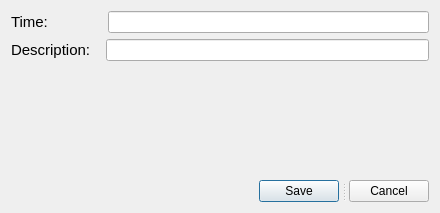
First picture: the form in Calendar/eventedit.ui, repository lupuionut/egui-qt-calendar, before the edit.
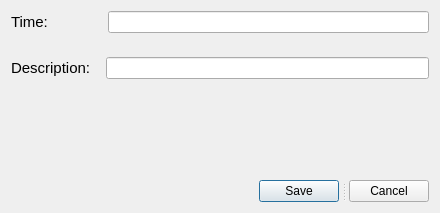
Second picture: the form after the edit.

Diff of the .ui file:
```diff
--- a/Calendar/eventedit.ui
+++ b/Calendar/eventedit.ui
@@ -17,6 +17,9 @@
    <bool>false</bool>
   </property>
   <layout class="QVBoxLayout" name="verticalLayout">
+   <property name="spacing">
+    <number>24</number>
+   </property>
    <item>
     <layout class="QHBoxLayout" name="m_timeLayout">
      <property name="spacing">
```
